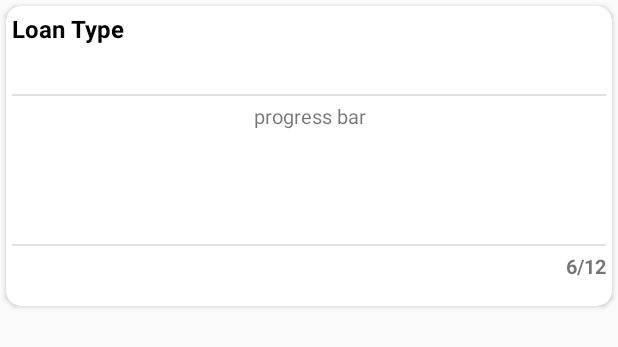
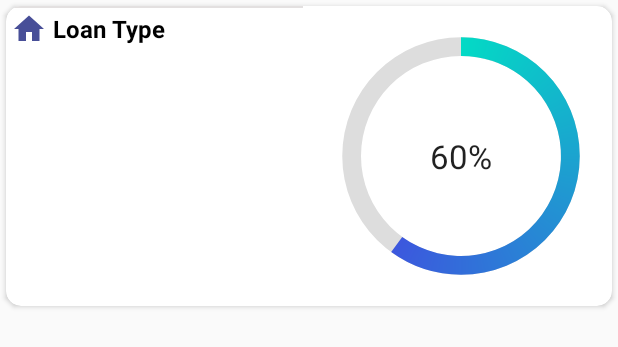
Before and after one commit to jodtribhu/LoanCare-Android-App, an Android app: the layout recycler_personal_sigle.xml on its own in the app's theme, with its tools: preview values and no code run, on a phone screen of 412 x 824 dp. Shown: the top 347 px of the screen. Run offline under Robolectric (Android 15) with nearby library versions, the light colour scheme and no system bars.

Commit message:
commit 14 recycler change

```diff
--- a/app/src/main/java/com/aja/loancare/PersonalRecyclerAdapter.java
+++ b/app/src/main/java/com/aja/loancare/PersonalRecyclerAdapter.java
@@ -1,23 +1,21 @@
 package com.aja.loancare;
-
+import android.content.Context;
+import android.content.Intent;
 import android.view.LayoutInflater;
 import android.view.View;
 import android.view.ViewGroup;
+import android.widget.LinearLayout;
 
 import androidx.annotation.NonNull;
 import androidx.fragment.app.FragmentActivity;
 import androidx.recyclerview.widget.RecyclerView;
 
 public class PersonalRecyclerAdapter extends RecyclerView.Adapter<PersonalRecyclerAdapter.PersonalRecyclerHolder> {
+    Context context;
+
     public PersonalRecyclerAdapter(FragmentActivity activity) {
 
     }
-    public class PersonalRecyclerHolder extends RecyclerView.ViewHolder {
-        public PersonalRecyclerHolder(@NonNull View itemView) {
-            super(itemView);
-        }
-    }
-
 
     @NonNull
     @Override
@@ -28,13 +26,23 @@ public class PersonalRecyclerAdapter extends RecyclerView.Adapter<PersonalRecycl
 
     @Override
     public void onBindViewHolder(@NonNull PersonalRecyclerHolder holder, int position) {
-
+        Object intent;
+        holder.pers.setOnClickListener((View.OnClickListener) (intent= new Intent(context,)));
+       context.startActivity((Intent) intent);
     }
 
     @Override
     public int getItemCount() {
         return 0;
     }
+    public class PersonalRecyclerHolder extends RecyclerView.ViewHolder {
+        LinearLayout pers= itemView.findViewById(R.id.pers);
+        public PersonalRecyclerHolder(@NonNull View itemView) {
+            super(itemView);
+
+        }
+    }
+
 
 
 }
--- /dev/null
+++ b/app/src/main/res/drawable/circle.xml
@@ -0,0 +1,28 @@
+<?xml version="1.0" encoding="utf-8"?>
+<layer-list xmlns:android="http://schemas.android.com/apk/res/android"
+    android:layout_height="match_parent"
+    android:layout_width="match_parent">
+    <item>
+        <shape
+            android:shape="ring"
+            android:thicknessRatio="16"
+            android:useLevel="false">
+            <solid android:color="#DDD" />
+        </shape>
+    </item>
+    <item>
+        <rotate
+            android:fromDegrees="270"
+            android:toDegrees="270">
+            <shape
+                android:shape="ring"
+                android:thicknessRatio="16"
+                android:useLevel="true">
+                <gradient
+                    android:endColor="@color/colorPrimary"
+                    android:startColor="@color/colorAccent"
+                    android:type="sweep" />
+            </shape>
+        </rotate>
+    </item>
+</layer-list>
--- a/app/src/main/res/layout/fragment_emi_graph.xml
+++ b/app/src/main/res/layout/fragment_emi_graph.xml
@@ -59,6 +59,7 @@
                 android:layout_marginStart="8dp"
                 android:layout_weight="1"
                 android:padding="6dp"
+                android:background="#1a2836"
                 app:layout_constraintBottom_toBottomOf="parent"
                 app:layout_constraintEnd_toEndOf="parent"
                 app:layout_constraintHorizontal_bias="0.046"
--- a/app/src/main/res/layout/recycler_personal_sigle.xml
+++ b/app/src/main/res/layout/recycler_personal_sigle.xml
@@ -1,5 +1,6 @@
 <?xml version="1.0" encoding="utf-8"?>
 <androidx.cardview.widget.CardView xmlns:android="http://schemas.android.com/apk/res/android"
+    xmlns:tools="http://schemas.android.com/tools"
     android:layout_width="match_parent"
     android:layout_height="200dp"
     xmlns:app="http://schemas.android.com/apk/res-auto"
@@ -9,37 +10,37 @@
     android:orientation="vertical">
 
     <LinearLayout
-        android:id="@+id/llFavContent"
+        android:id="@+id/pers"
         android:layout_width="match_parent"
         android:layout_height="match_parent"
-        android:orientation="vertical"
-        android:weightSum="1">
+        android:orientation="horizontal"
+        android:weightSum="2">
+
+        <LinearLayout
+            android:layout_width="0dp"
+            android:layout_height="match_parent"
+            android:layout_weight="1"
+            android:orientation="vertical">
+           <RelativeLayout
+               android:layout_width="match_parent"
+               android:layout_height="match_parent">
+            <ImageView
+                android:layout_width="wrap_content"
+                android:layout_height="wrap_content"
+                android:id="@+id/loanimg"
+                android:src="@drawable/ic_home"
+                android:paddingTop="3dp"
+                android:paddingLeft="3dp"/>
             <TextView
                 android:id="@+id/loantype"
-            android:layout_weight="0.3"
                 android:layout_width="match_parent"
-            android:layout_height="0dp"
+                android:layout_height="wrap_content"
                 android:padding="4dp"
                 android:text="Loan Type"
+                android:layout_toRightOf="@+id/loanimg"
                 android:textColor="#000000"
                 android:textSize="16sp"
-            android:textStyle="bold"/>
-        <View
-            android:layout_width="match_parent"
-            android:layout_height="1dp"
-            android:layout_marginLeft="4dp"
-            android:layout_marginRight="4dp"
-            android:background="@color/color_two" />
-
-        <TextView
-            android:id="@+id/progess"
-            android:layout_width="match_parent"
-            android:layout_height="0dp"
-            android:layout_weight="0.5"
-            android:padding="4dp"
-            android:text="progress bar"
-            android:textAlignment="center"
-            android:textSize="13sp" />
+                android:textStyle="bold" />
 
             <View
                 android:layout_width="match_parent"
@@ -47,21 +48,40 @@
                 android:layout_marginLeft="4dp"
                 android:layout_marginRight="4dp"
                 android:background="@color/color_two" />
+           </RelativeLayout>
+        </LinearLayout>
+
+        <androidx.constraintlayout.widget.ConstraintLayout
+            android:layout_width="0dp"
+            android:layout_height="match_parent"
+             android:layout_weight="1"
+            tools:context=".">
+
+            <ProgressBar
+                android:id="@+id/progress_bar"
+                style="@style/CircularDeterminateProgressBar"
+                android:layout_width="200dp"
+                android:layout_height="200dp"
+                app:layout_constraintBottom_toBottomOf="parent"
+                app:layout_constraintLeft_toLeftOf="parent"
+                app:layout_constraintRight_toRightOf="parent"
+                app:layout_constraintTop_toTopOf="parent"
+                tools:progress="60" />
 
             <TextView
-            android:id="@+id/paid"
+                android:id="@+id/text_view_progress"
                 android:layout_width="wrap_content"
-            android:layout_height="0dp"
-            android:layout_gravity="right"
-            android:layout_weight="0.5"
-            android:drawablePadding="4dp"
-            android:padding="4dp"
-            android:text="6/12"
-            android:textSize="13sp"
-            android:textStyle="bold" />
+                android:layout_height="wrap_content"
+                android:textAppearance="@style/TextAppearance.AppCompat.Large"
+                app:layout_constraintBottom_toBottomOf="@+id/progress_bar"
+                app:layout_constraintEnd_toEndOf="@+id/progress_bar"
+                app:layout_constraintStart_toStartOf="@+id/progress_bar"
+                app:layout_constraintTop_toTopOf="@+id/progress_bar"
+                tools:text="60%" />
 
-
+        </androidx.constraintlayout.widget.ConstraintLayout>
 
     </LinearLayout>
 
+
 </androidx.cardview.widget.CardView>
--- a/app/src/main/res/values/styles.xml
+++ b/app/src/main/res/values/styles.xml
@@ -6,5 +6,9 @@
         <item name="colorPrimaryDark">@color/colorPrimaryDark</item>
         <item name="colorAccent">@color/colorAccent</item>
     </style>
+    <style name="CircularDeterminateProgressBar">
+        <item name="android:indeterminateOnly">false</item>
+        <item name="android:progressDrawable">@drawable/circle</item>
+    </style>
 
 </resources>
```
Lines whose indentation alone changed are shown as unchanged.
